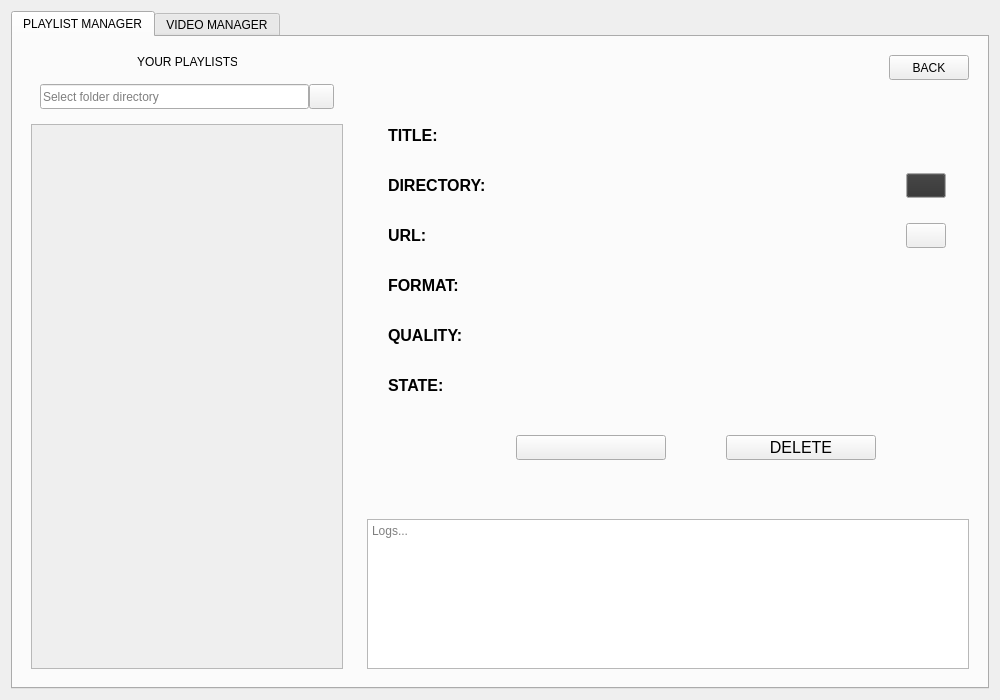
The window that main.ui (VitoCammarata/YTManager) describes before a commit, drawn with Qt 5.
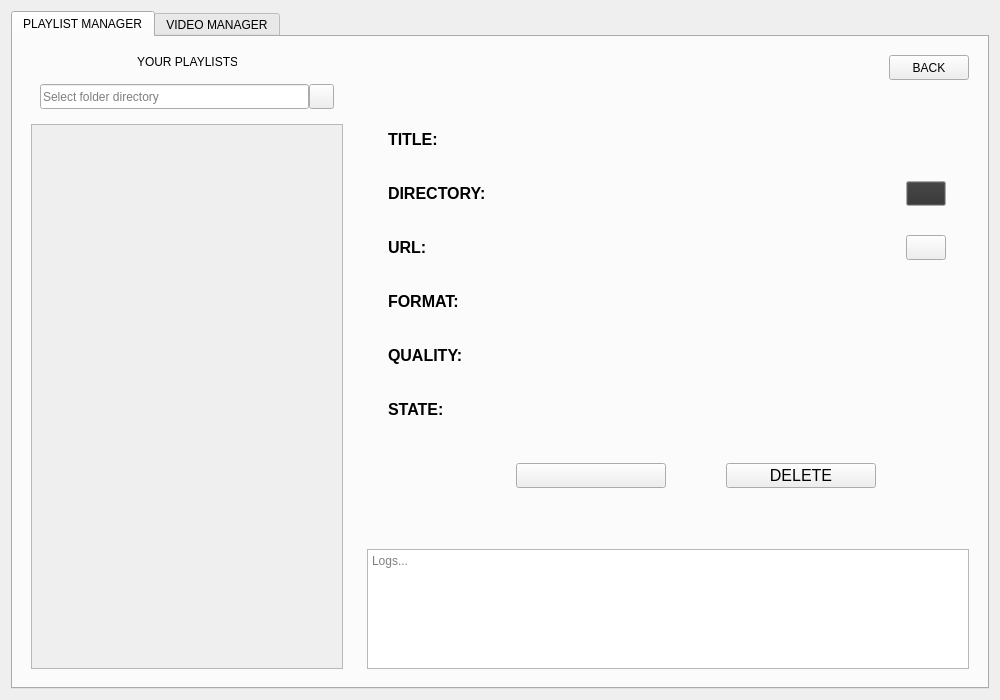
The same window after the commit. The open tabs and pages were chosen to show the change. Icons and pictures are not drawn.

Commit message: Add download logic and the gui shows the playlist status compared with youtube

```diff
--- a/main.ui
+++ b/main.ui
@@ -865,7 +865,7 @@
              <property name="maximumSize">
               <size>
                <width>16777215</width>
-               <height>150</height>
+               <height>120</height>
               </size>
              </property>
              <property name="font">
```
Left out of the diff: 404 changed lines with no effect on the pictures. The commit also changes 3 other files.
